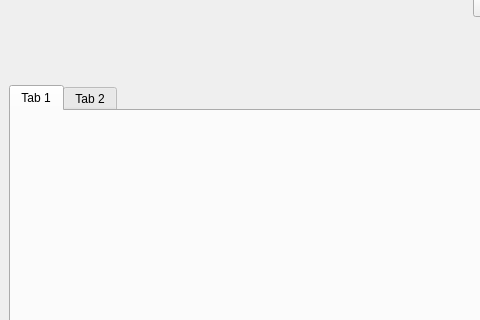
This is game/led_matrix_simulator/mainwindow.ui in yairgd/alyn as Qt 5 draws it before an edit; both pictures show x 0 to 480 and y 352 to 672 of the 1129 by 896 pixel window. The edited form follows.
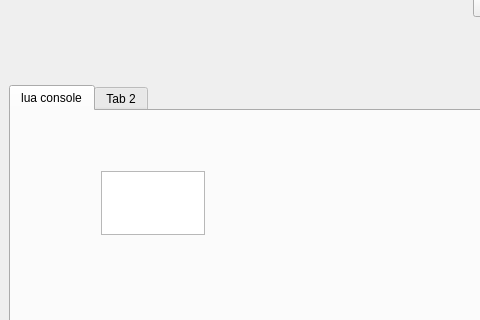
This is the edited form.

Commit message: Adde lua console

What changed in the file:
```diff
--- a/game/led_matrix_simulator/mainwindow.ui
+++ b/game/led_matrix_simulator/mainwindow.ui
@@ -185,8 +185,21 @@
        <widget class="QTabWidget" name="tabWidget">
         <widget class="QWidget" name="tab">
          <attribute name="title">
-          <string>Tab 1</string>
+          <string>lua console</string>
          </attribute>
+         <widget class="QPlainTextEdit" name="plainTextEdit">
+          <property name="geometry">
+           <rect>
+            <x>90</x>
+            <y>60</y>
+            <width>104</width>
+            <height>64</height>
+           </rect>
+          </property>
+          <property name="autoFillBackground">
+           <bool>false</bool>
+          </property>
+         </widget>
         </widget>
         <widget class="QWidget" name="tab_2">
          <attribute name="title">
```
Left out of the diff: 3 changed lines with no effect on the pictures. The commit also changes 15 other files.
